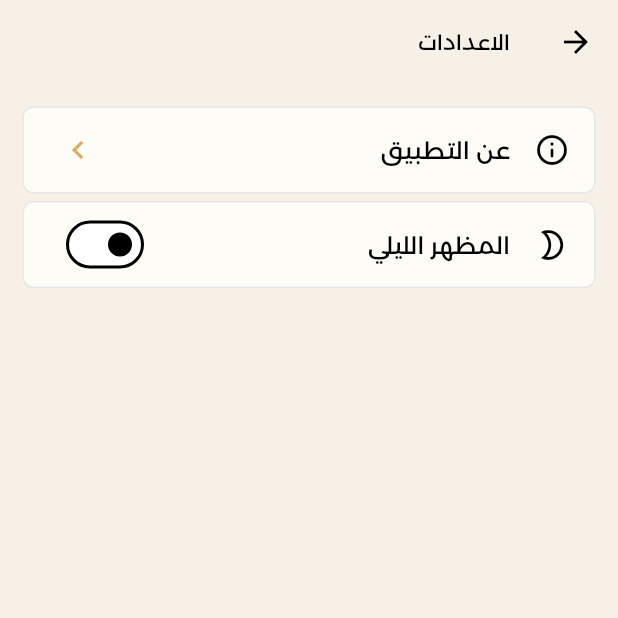
After one commit to fai9al7dad/when_the_last_time, a Flutter app: the screen it shows after launch, after a tap on the "settings" icon, on a phone screen of 412 x 824 dp, the top half of it. The commit adds this screen. Run offline on Flutter 3.47's test engine with Material 2 defaults, Android fonts, the phone set to English and light mode, and no system bars; our stand-ins replace audioplayers, flutter_slidable, flutter_staggered_animations, shared_preferences, sqflite; accounts and stored records are empty.

Commit message:
added settings screen and sound fx

```diff
--- a/lib/components/animated_list_view_wrapper.dart
+++ b/lib/components/animated_list_view_wrapper.dart
@@ -13,6 +13,7 @@ class AnimatedListViewWrapper extends StatelessWidget {
   Widget build(BuildContext context) {
     return AnimationLimiter(
         child: ListView.builder(
+            physics: const BouncingScrollPhysics(),
             shrinkWrap: true,
             itemCount: itemCount,
             itemBuilder: (context, index) {
--- a/lib/components/event_tile.dart
+++ b/lib/components/event_tile.dart
@@ -1,7 +1,7 @@
 import 'package:flutter/material.dart';
 
 import 'package:when_the_last_time/models/events/event_model.dart';
-import 'package:when_the_last_time/screens/events_details/events_details.dart';
+import 'package:when_the_last_time/screens/events_details/events_details_screen.dart';
 import 'package:when_the_last_time/utils/bussines_logic.dart';
 
 class EventTile extends StatelessWidget {
--- /dev/null
+++ b/lib/components/list_item.dart
@@ -0,0 +1,56 @@
+import 'package:flutter/material.dart';
+
+class ListItem extends StatelessWidget {
+  final int? index;
+  final void Function()? onTap;
+  final Widget? title;
+  final Widget? subtitle;
+  final Widget? trailing;
+  final Widget? leading;
+  final Color? iconColor;
+  const ListItem(
+      {Key? key,
+      this.index,
+      this.onTap,
+      required this.title,
+      this.subtitle,
+      this.leading,
+      this.iconColor,
+      this.trailing})
+      : super(key: key);
+
+  @override
+  Widget build(BuildContext context) {
+    return Container(
+      margin: const EdgeInsets.only(bottom: 5),
+      decoration: BoxDecoration(
+          color: Theme.of(context).colorScheme.background,
+          border: Border.all(color: Theme.of(context).colorScheme.secondary),
+          borderRadius: BorderRadius.circular(7)),
+      child: ListTile(
+        // tileColor: Theme.of(context).colorScheme.background,
+        onTap: onTap,
+        leading: index != null
+            ? Container(
+                height: 30,
+                width: 30,
+                decoration: BoxDecoration(
+                    color: const Color(0xFF10B981).withOpacity(0.3),
+                    borderRadius: BorderRadius.circular(5),
+                    border: Border.all(color: const Color(0xFF10B981))),
+                child: Center(
+                    child: Text(
+                  "${index! + 1}",
+                  style: TextStyle(
+                      color: Theme.of(context).primaryColor, fontSize: 12),
+                )),
+              )
+            : leading,
+        title: title,
+        subtitle: subtitle,
+        trailing: trailing,
+        iconColor: iconColor,
+      ),
+    );
+  }
+}
--- a/lib/main.dart
+++ b/lib/main.dart
@@ -2,10 +2,12 @@ import 'package:flutter/material.dart';
 import 'package:provider/provider.dart';
 import 'package:when_the_last_time/models/events/events_provider.dart';
 import 'package:when_the_last_time/models/theme/theme_provider.dart';
-import 'package:when_the_last_time/screens/deleted_events/deleted_events.dart';
-import 'package:when_the_last_time/screens/events_details/events_details.dart';
+import 'package:when_the_last_time/screens/about/about_screen.dart';
+import 'package:when_the_last_time/screens/deleted_events/deleted_events_screen.dart';
+import 'package:when_the_last_time/screens/events_details/events_details_screen.dart';
 import 'package:when_the_last_time/screens/home_page/home_page.dart';
 import 'package:when_the_last_time/screens/init_app_loading.dart';
+import 'package:when_the_last_time/screens/settings/settings_screen.dart';
 
 void main() {
   runApp(MultiProvider(
@@ -36,6 +38,8 @@ class MyApp extends StatelessWidget {
           HomePage.routeName: (context) => const HomePage(),
           DeletedEvents.routeName: (context) => const DeletedEvents(),
           EventsDetails.routeName: (context) => const EventsDetails(),
+          Settings.routeName: (context) => const Settings(),
+          AboutApp.routeName: (context) => const AboutApp(),
         },
       ),
     );
--- a/lib/models/theme/theme_provider.dart
+++ b/lib/models/theme/theme_provider.dart
@@ -2,7 +2,7 @@ import 'package:flutter/material.dart';
 import 'package:shared_preferences/shared_preferences.dart';
 
 class ThemeProvider extends ChangeNotifier {
-  ThemeMode themeMode = ThemeMode.dark;
+  ThemeMode themeMode = ThemeMode.system;
 
   bool get isDarkMode => themeMode == ThemeMode.dark;
 
@@ -47,7 +47,7 @@ class MyTheme {
     primaryColor: Colors.black,
     textTheme: const TextTheme(),
     colorScheme: const ColorScheme.light().copyWith(
-        primary: const Color(0xFF10B981),
+        primary: const Color(0xFFe1aa65),
         background: const Color(0xFFFEFCF7),
         secondaryContainer: const Color(0xFFE8E3D7),
         secondary: const Color(0xFFE5E7EB)),
--- a/lib/screens/home_page/components/events_list.dart
+++ b/lib/screens/home_page/components/events_list.dart
@@ -18,7 +18,6 @@ class _EventsListState extends State<EventsList> {
   late bool isLoading;
   @override
   void initState() {
-    // TODO: implement initState
     super.initState();
     fetchEvents();
   }
@@ -42,12 +41,12 @@ class _EventsListState extends State<EventsList> {
       return const Center(child: CircularProgressIndicator());
     }
     return Consumer<EventsProvider>(builder: (context, eventsProvider, child) {
-      final events = eventsProvider.events;
       return CustomScrollView(slivers: [
         SliverAppBar.large(
           title: const Text('متى آخر مرة ؟'),
           backgroundColor: Theme.of(context).scaffoldBackgroundColor,
           stretch: true,
+
           flexibleSpace: FlexibleSpaceBar(
             title: Text(
               'متى آخر مرة ؟',
@@ -61,7 +60,6 @@ class _EventsListState extends State<EventsList> {
               colorBlendMode: BlendMode.darken,
             ),
           ),
-
           // actions display soft deleted events when clicked
           actions: [
             IconButton(
@@ -69,22 +67,33 @@ class _EventsListState extends State<EventsList> {
                   Navigator.pushNamed(context, '/deleted-events');
                 },
                 tooltip: "الأحداث المؤرشفة",
-                icon: const Icon(Icons.archive))
+                icon: const Icon(Icons.archive)),
+            IconButton(
+                onPressed: () {
+                  Navigator.pushNamed(context, '/settings');
+                },
+                tooltip: "الإعدادات",
+                icon: const Icon(Icons.settings)),
           ],
         ),
         // SliverToBoxAdapter(
         //   child: Container(height: 700, color: Colors.black),
         // ),
-        events.isEmpty
-            ? const SliverToBoxAdapter(
-                child: Center(
-                  child: Text('لا يوجد أحداث حاليا'),
+        eventsProvider.events.isEmpty
+            ? SliverToBoxAdapter(
+                child: SizedBox(
+                  height: MediaQuery.of(context).size.height -
+                      kToolbarHeight -
+                      kBottomNavigationBarHeight,
+                  child: const Center(
+                    child: Text('لا يوجد أحداث حاليا'),
+                  ),
                 ),
               )
             : SliverList(
                 delegate: SliverChildListDelegate([
                   AnimatedListViewWrapper(
-                    itemCount: events.length,
+                    itemCount: eventsProvider.events.length,
                     child: (index) {
                       return Slidable(
                           key: Key(eventsProvider.events[index].id.toString()),
@@ -94,8 +103,8 @@ class _EventsListState extends State<EventsList> {
                                 // update event
                                 SlidableAction(
                                   onPressed: (context) => {
-                                    eventsProvider
-                                        .addEventHistory(events[index])
+                                    eventsProvider.addEventHistory(
+                                        eventsProvider.events[index])
                                   },
                                   backgroundColor: Colors.blue,
                                   foregroundColor: Colors.white,
@@ -140,7 +149,7 @@ class _EventsListState extends State<EventsList> {
                                 ),
                               ]),
                           child: EventTile(
-                            event: events[index],
+                            event: eventsProvider.events[index],
                           ));
                     },
                   )
--- /dev/null
+++ b/lib/screens/settings/settings_screen.dart
@@ -0,0 +1,100 @@
+import 'dart:developer';
+
+import 'package:flutter/material.dart';
+import 'package:flutter_staggered_animations/flutter_staggered_animations.dart';
+import 'package:provider/provider.dart';
+import 'package:when_the_last_time/components/custom_app_bar.dart';
+import 'package:when_the_last_time/components/list_item.dart';
+import 'package:when_the_last_time/models/theme/theme_provider.dart';
+
+class Settings extends StatefulWidget {
+  static String routeName = "/settings";
+
+  const Settings({Key? key}) : super(key: key);
+
+  @override
+  State<Settings> createState() => _SettingsState();
+}
+
+class _SettingsState extends State<Settings> {
+  @override
+  Widget build(BuildContext context) {
+    return Scaffold(
+      appBar: const CustomAppBar(
+        title: 'الاعدادات',
+      ),
+      body: SingleChildScrollView(
+        child: Directionality(
+          textDirection: TextDirection.rtl,
+          child: Stack(children: [
+            Padding(
+              padding: const EdgeInsets.all(15.0),
+              child: Column(
+                children: AnimationConfiguration.toStaggeredList(
+                  childAnimationBuilder: (widget) => SlideAnimation(
+                    horizontalOffset: 50.0,
+                    child: FadeInAnimation(
+                      child: widget,
+                    ),
+                  ),
+                  children: [
+                    ListItem(
+                      title: const Text('عن التطبيق'),
+                      leading: const Icon(Icons.info_outline_rounded),
+                      trailing: Icon(Icons.chevron_right,
+                          color: Theme.of(context).colorScheme.primary),
+                      onTap: () {
+                        Navigator.pushNamed(context, "/about");
+                      },
+                    ),
+                    ListItem(
+                      title: const Text('المظهر الليلي'),
+                      leading: const Icon(Icons.mode_night_outlined),
+                      trailing: Switch.adaptive(
+                        value:
+                            Provider.of<ThemeProvider>(context, listen: false)
+                                .isDarkMode,
+                        activeColor: Theme.of(context).colorScheme.primary,
+                        onChanged: (bool value) => {
+                          Provider.of<ThemeProvider>(context, listen: false)
+                              .toggleTheme(value)
+                        },
+                      ),
+                    ),
+                    // ListItem(
+                    //   title: const Text('تواصل معنا'),
+
+                    //   trailingIcon: Icons.chat_outlined,
+                    //   onTap: () {
+                    //     Navigator.push(
+                    //         context,
+                    //         MaterialPageRoute(
+                    //             builder: (context) => ContactScreen(
+
+                    //                 )));
+                    //   },
+                    // ),
+                    // CustomListTile(
+                    //   title: 'شرح التطبيق',
+                    //   icon: Icons.description_outlined,
+                    //   onTap: () {
+                    //     Navigator.push(
+                    //         context,
+                    //         MaterialPageRoute(
+                    //             builder: (context) => OnBoarding(
+                    //                   updateOnBoarding: () =>
+                    //                       {Navigator.pop(context)},
+                    //                 )));
+                    //   },
+                    //   isNavigation: true,
+                    // ),
+                  ],
+                ),
+              ),
+            )
+          ]),
+        ),
+      ),
+    );
+  }
+}
--- a/pubspec.yaml
+++ b/pubspec.yaml
@@ -39,6 +39,7 @@ dependencies:
   path: ^1.8.0
   flutter_staggered_animations: ^1.0.0
   flutter_slidable: ^2.0.0
+  audioplayers: ^1.1.1
 
 dev_dependencies:
   flutter_test:
@@ -68,6 +69,7 @@ flutter:
   assets:
     - assets/images/appbar/
     - assets/images/gradients/
+    - assets/audio/
 
   fonts:
     - family: "montserrat-bold"
```
Also changed, not shown: lib/models/events/events_provider.dart (+14 -2 lines), lib/models/events/events_repo.dart (+52 -10 lines), lib/screens/about/about_screen.dart (added, +46 -0 lines), lib/screens/events_details/events_details_screen.dart (renamed from lib/screens/events_details/events_details.dart, +18 -5 lines), lib/screens/home_page/components/edit_event_dialog.dart (+18 -10 lines), lib/utils/bussines_logic.dart (+12 -0 lines), lib/screens/contact/contact_screen.dart (added), lib/screens/deleted_events/deleted_events_screen.dart (renamed from lib/screens/deleted_events/deleted_events.dart), pubspec.lock, 7 other files.
